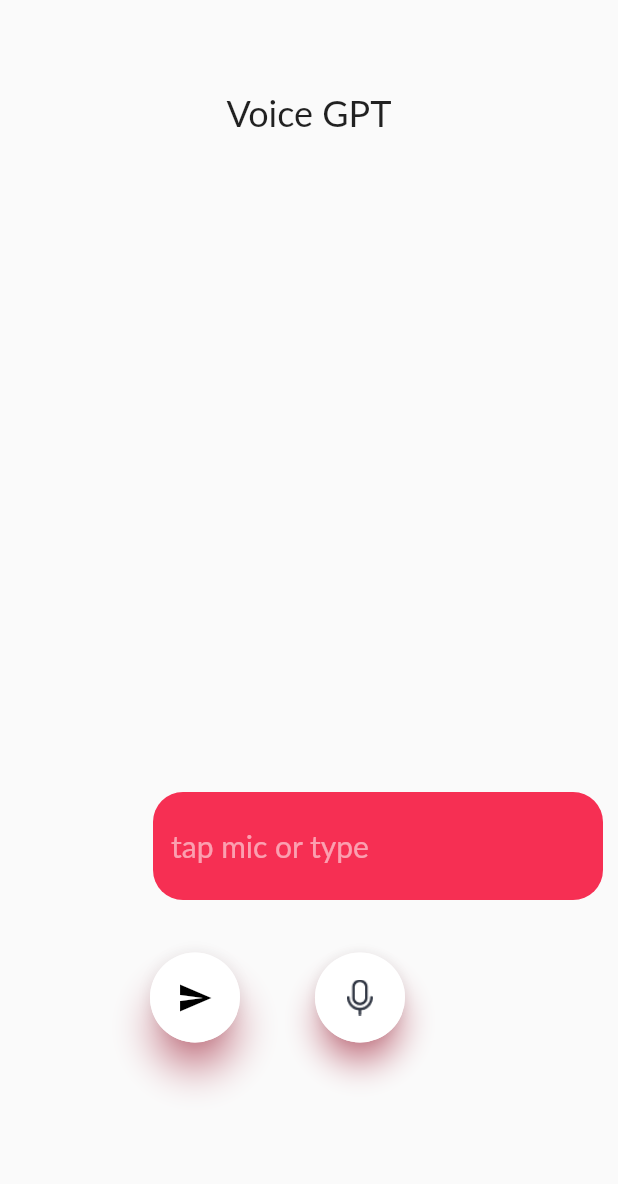
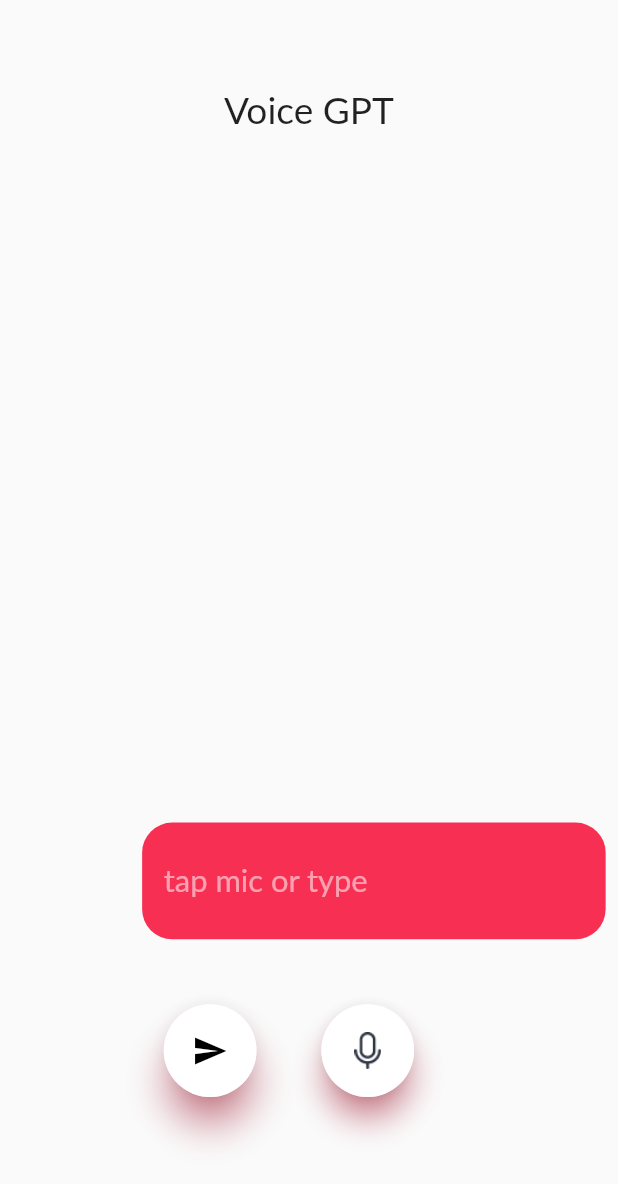
Before and after one commit to mokraneimed/TalkGPT, a Flutter app: the ChatPage screen opened directly, on a phone screen of 412 x 824 dp. Shown: the top 1184 px of the screen. Run offline on Flutter 3.47's test engine with Material 2 defaults, Android fonts, the phone set to English and light mode, and no system bars; drawn by our look-alikes of avatar_glow; our stand-ins replace bottom_navy_bar, firebase_auth, firebase_core, flutter_tts, google_sign_in, googleapis_auth and 6 more; missing offline and left inert: admob_flutter, enough_convert, extension_google_sign_in_as_googleapis_auth, googleapis; accounts and stored records are empty; network calls fail.

Commit message:
imed/finally_responsive

```diff
--- a/lib/screens/Chat page/chat.dart
+++ b/lib/screens/Chat page/chat.dart
@@ -70,6 +70,8 @@
 
   @override
   Widget build(BuildContext context) {
+    final height = MediaQuery.of(context).size.height;
+    final width = MediaQuery.of(context).size.width;
     return GestureDetector(
       onTap: () {
         FocusScope.of(context).unfocus();
@@ -78,16 +80,16 @@
           builder: (context, chatController, children) {
         return Scaffold(
             body: Container(
-          height: 725,
+          height: height * 0.92,
           child: Column(
             children: [
               Container(
                 height: 90,
-                padding: EdgeInsets.only(top: 60),
+                padding: EdgeInsets.only(top: height * 0.07),
                 child: Center(
                     child: Text(
                   "Voice GPT",
-                  style: TextStyle(fontSize: 24, fontFamily: 'lato regular'),
+                  style: TextStyle(fontSize: 18.sp, fontFamily: 'lato regular'),
                 )),
               ),
               Expanded(
@@ -100,18 +102,19 @@
                                 Align(
                                   alignment: Alignment.centerRight,
                                   child: Container(
-                                    margin: EdgeInsets.fromLTRB(0, 0, 10, 25),
-                                    padding: EdgeInsets.all(12),
+                                    margin: EdgeInsets.fromLTRB(
+                                        0, 0, width * 0.02, height * 0.02),
+                                    padding: EdgeInsets.all(width * 0.035),
                                     decoration: BoxDecoration(
                                         color: Color(0xFFF62F53),
                                         borderRadius:
                                             BorderRadius.circular(20)),
-                                    width: 300,
+                                    width: width * 0.75,
                                     child: Text(
                                       ChatController.questions[index - 1],
                                       style: TextStyle(
                                           color: Colors.white,
-                                          fontSize: 20,
+                                          fontSize: 15.sp,
                                           fontFamily: 'lato regular'),
                                     ),
                                   ),
@@ -119,20 +122,22 @@
                                 Align(
                                   alignment: Alignment.centerLeft,
                                   child: Container(
-                                    margin: EdgeInsets.fromLTRB(10, 0, 0, 25),
-                                    padding: EdgeInsets.all(12),
+                                    margin: EdgeInsets.fromLTRB(
+                                        width * 0.02, 0, 0, height * 0.02),
+                                    padding: EdgeInsets.all(width * 0.035),
                                     decoration: BoxDecoration(
                                         color: Colors.white,
-                                        borderRadius: BorderRadius.circular(20),
+                                        borderRadius: BorderRadius.circular(
+                                            width * 0.035),
                                         border: Border.all(
                                             width: 1,
                                             color: Color(0xFFDADADA))),
-                                    width: 300,
+                                    width: width * 0.75,
                                     child: Text(
                                       ChatController.responses[index - 1],
                                       style: TextStyle(
                                           color: Colors.black,
-                                          fontSize: 20,
+                                          fontSize: 15.sp,
                                           fontFamily: 'lato regular'),
                                     ),
                                   ),
@@ -142,12 +147,13 @@
                           : Align(
                               alignment: Alignment.centerRight,
                               child: Container(
-                                margin: EdgeInsets.fromLTRB(0, 0, 10, 5),
-                                padding: EdgeInsets.all(12),
+                                margin: EdgeInsets.fromLTRB(
+                                    0, 0, width * 0.02, height * 0.02),
+                                padding: EdgeInsets.all(width * 0.035),
                                 decoration: BoxDecoration(
                                     color: Color(0xFFF62F53),
                                     borderRadius: BorderRadius.circular(20)),
-                                width: 300,
+                                width: width * 0.75,
                                 child: TextField(
                                   maxLines: null,
                                   cursorColor: Colors.white,
@@ -160,7 +166,7 @@
                                   controller: ChatController.messageController,
                                   style: TextStyle(
                                       color: Colors.white,
-                                      fontSize: 20,
+                                      fontSize: 15.sp,
                                       fontFamily: 'lato regular'),
                                 ),
                               ),
@@ -174,10 +180,8 @@
                     itemCount: ChatController.questions.length + 1),
               ),
               Row(
+                mainAxisAlignment: MainAxisAlignment.center,
                 children: [
-                  SizedBox(
-                    width: 100,
-                  ),
                   GestureDetector(
                     onTap: () async {
                       if (!isLoading) {
@@ -198,12 +202,13 @@
                                 Icons.send,
                                 color: Colors.black,
                               ),
-                              radius: 30.0,
+                              // b9awli 8 hna
+                              radius: width * 0.075,
                             ),
                           )
                         : Container(
-                            height: 40,
-                            width: 40,
+                            height: width * 0.11,
+                            width: width * 0.11,
                             child: const LoadingIndicator(
                               indicatorType: Indicator.circleStrokeSpin,
                               colors: [Color(0xFFF62F53)],
@@ -212,14 +217,14 @@
                           ),
                   ),
                   SizedBox(
-                    width: 20,
+                    width: width * 0.04,
                   ),
                   GestureDetector(
                     onTap: onListen,
                     child: AvatarGlow(
                       glowColor: Color(0xFFF62F53),
                       animate: _speech.isListening,
-                      endRadius: 60.0,
+                      endRadius: width * 0.14,
                       child: Material(
                         elevation: 8.0,
                         shadowColor: Color(0xFFF62F53),
@@ -230,10 +235,10 @@
                               : Color(0xFFF62F53),
                           child: Image.asset(
                             "assets/images/mic.png",
-                            height: 24,
-                            width: 24,
+                            height: width * 0.06,
+                            width: width * 0.06,
                           ),
-                          radius: 30.0,
+                          radius: width * 0.075,
                         ),
                       ),
                     ),
```
